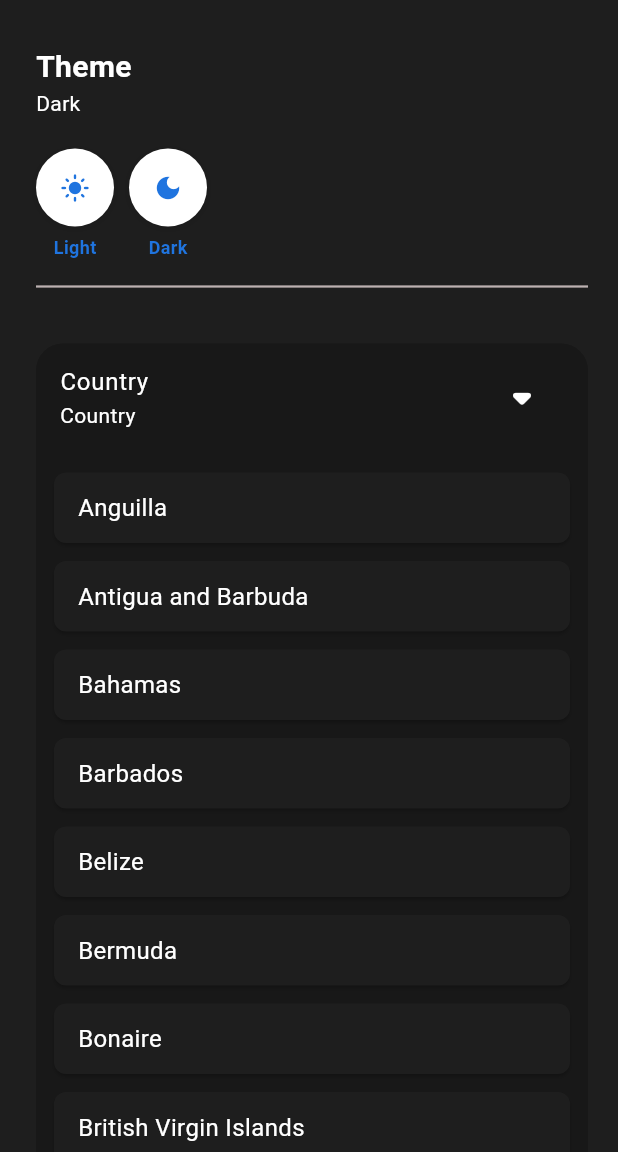
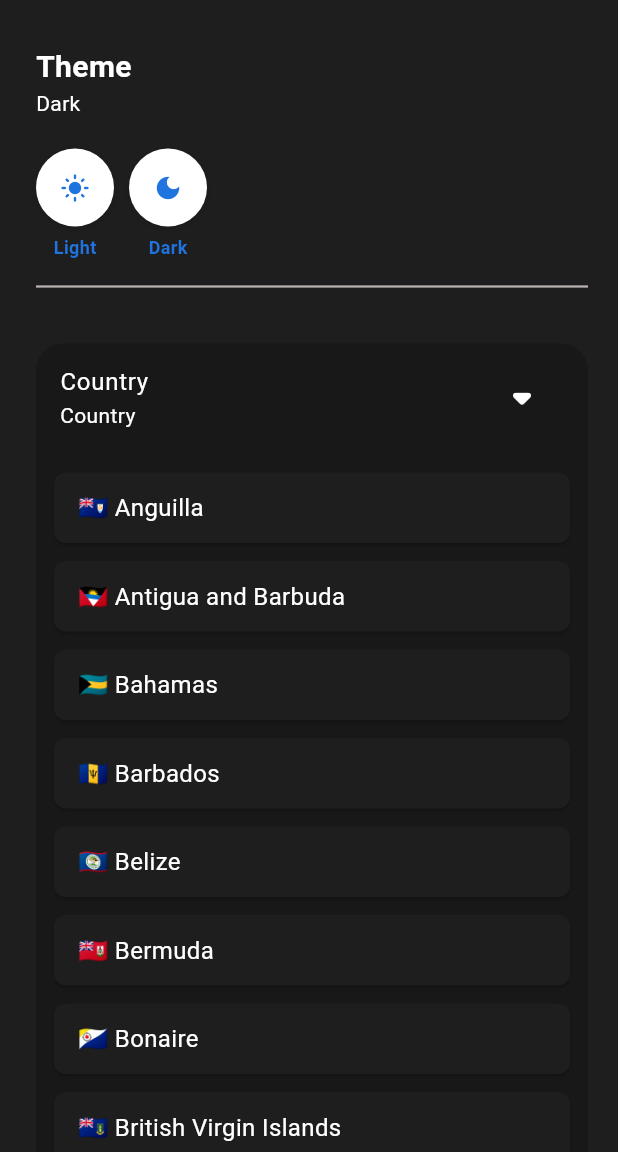
Before and after one commit to LeBern-Matthews/Lookout_Mobile_App, a Flutter app: the SettingsPage screen opened directly, after a tap on the "light mode" icon, after a tap on the "dark mode" icon, after a tap on "Country", on a phone screen of 412 x 824 dp, the part 84-1236 px from its top. Run offline on Flutter 3.47's test engine with Material 3 defaults, Android fonts, the phone set to English and light mode, and no system bars; our stand-ins replace google_maps_flutter, internet_connection_checker, location, shared_preferences; accounts and stored records are empty.

Commit message:
feat: Integrate country flags into UI components and refactor country options

```diff
--- a/lib/components/country_selector.dart
+++ b/lib/components/country_selector.dart
@@ -1,32 +1,33 @@
-List<String> countryOptions(){
-  List<String> options = [
-        "Anguilla",
-        "Antigua and Barbuda",
-        "Bahamas",
-        "Barbados",
-        "Belize",
-        "Bermuda",
-        "Bonaire",
-        "British Virgin Islands",
-        "Cayman Islands",
-        "Cuba",
-        "Curacao",
-        "Dominica",
-        "Grenada",
-        "Guadeloupe",
-        "Jamaica",
-        "Martinique",
-        "Montserrat",
-        "Puerto Rico",
-        "Saba",
-        "Saint Barthélemy",
-        "Saint Kitts and Nevis",
-        "Saint Lucia",
-        "Saint Martin",
-        "Saint Vincent and the Grenadines",
-        "Eustatius",
-        "Trinidad and Tobago",
-        "Turks and Caicos Islands"
-    ];
-    return options;
+const Map<String, String> countryFlags = {
+  "Anguilla": "🇦🇮",
+  "Antigua and Barbuda": "🇦🇬",
+  "Bahamas": "🇧🇸",
+  "Barbados": "🇧🇧",
+  "Belize": "🇧🇿",
+  "Bermuda": "🇧🇲",
+  "Bonaire": "🇧🇶",
+  "British Virgin Islands": "🇻🇬",
+  "Cayman Islands": "🇰🇾",
+  "Cuba": "🇨🇺",
+  "Curacao": "🇨🇼",
+  "Dominica": "🇩🇲",
+  "Grenada": "🇬🇩",
+  "Guadeloupe": "🇬🇵",
+  "Jamaica": "🇯🇲",
+  "Martinique": "🇲🇶",
+  "Montserrat": "🇲🇸",
+  "Puerto Rico": "🇵🇷",
+  "Saba": "🇧🇶",
+  "Saint Barthélemy": "🇧🇱",
+  "Saint Kitts and Nevis": "🇰🇳",
+  "Saint Lucia": "🇱🇨",
+  "Saint Martin": "🇲🇫",
+  "Saint Vincent and the Grenadines": "🇻🇨",
+  "Eustatius": "🇧🇶",
+  "Trinidad and Tobago": "🇹🇹",
+  "Turks and Caicos Islands": "🇹🇨",
+};
+
+List<String> countryOptions() {
+  return countryFlags.keys.toList();
 }
--- a/lib/pages/emergency_contacts.dart
+++ b/lib/pages/emergency_contacts.dart
@@ -5,6 +5,7 @@ import '../services/country_provider.dart';
 import '../services/custom_contacts_provider.dart';
 import '../components/appbar.dart';
 import '../components/emergency_components.dart';
+import '../components/country_selector.dart';
 
 // ─────────────────────────────────────────────────────────────────────────────
 //  Page
@@ -216,7 +217,7 @@ class _EmergencyContactsPageState extends State<EmergencyContactsPage> {
                       Text(
                         countryP.country == 'Country'
                             ? 'Set your country in Settings'
-                            : countryP.country,
+                            : '${countryFlags[countryP.country] ?? '🌍'} ${countryP.country}',
                         style: TextStyle(
                           fontSize: 12,
                           color: onSurface.withValues(alpha: 0.45),
--- a/lib/pages/home_page.dart
+++ b/lib/pages/home_page.dart
@@ -3,6 +3,7 @@ import 'package:provider/provider.dart';
 import '../services/checklist_provider.dart';
 import '../services/country_provider.dart';
 import '../components/home_components.dart';
+import '../components/country_selector.dart';
 
 class HomePage extends StatefulWidget {
   final Function(int)? onNavigate;
@@ -255,7 +256,7 @@ class _HomePageState extends State<HomePage>
                   Text(
                     countryP.country == 'Country'
                         ? 'Set your country in Settings'
-                        : countryP.country,
+                        : '${countryFlags[countryP.country] ?? '🌍'} ${countryP.country}',
                     style: TextStyle(
                         fontSize: 12, color: onSurface.withValues(alpha: 0.45)),
                   ),
--- a/lib/pages/settings_page.dart
+++ b/lib/pages/settings_page.dart
@@ -90,12 +90,9 @@ class _SettingsPageState extends State<SettingsPage> {
               Consumer<CountryProvider>(
                 builder: (context, countryProvider, _) {
                   final selectedCountry = countryProvider.country;
-                  final isLight =
-                      Theme.of(context).brightness == Brightness.light;
-                  final borderColor = const Color.fromARGB(255, 255, 157, 20);
-                  final cardColor = isLight
-                      ? const Color.fromARGB(255, 255, 236, 209)
-                      : const Color.fromARGB(255, 63, 43, 16);
+                  //final isLight =Theme.of(context).brightness == Brightness.light;
+                  final borderColor = Theme.of(context).colorScheme.primary;
+                  final cardColor = Theme.of(context).colorScheme.primary.withValues(alpha: 0.15);
                       /*
                   final expansionLightColor = const Color.fromARGB(255,210,207,202,);
                   final expansionDarkColor = const Color.fromRGBO(35,32,33,1,);
@@ -128,7 +125,9 @@ class _SettingsPageState extends State<SettingsPage> {
 
                     controller: _countryController,
                     title: const Text("Country"),
-                    subtitle: Text(selectedCountry),
+                    subtitle: Text(selectedCountry != "Country"
+                        ? '${countryFlags[selectedCountry] ?? '🌍'} $selectedCountry'
+                        : selectedCountry),
                     trailing: const Icon(
                       Icons.arrow_drop_down_rounded,
                       size: 40,
@@ -179,7 +178,7 @@ class _SettingsPageState extends State<SettingsPage> {
                                       vertical: 12.0,
                                     ),
                                     child: Text(
-                                      country,
+                                      '${countryFlags[country] ?? '🌍'} $country',
                                       style: const TextStyle(fontSize: 16),
                                     ),
                                   ),
```
